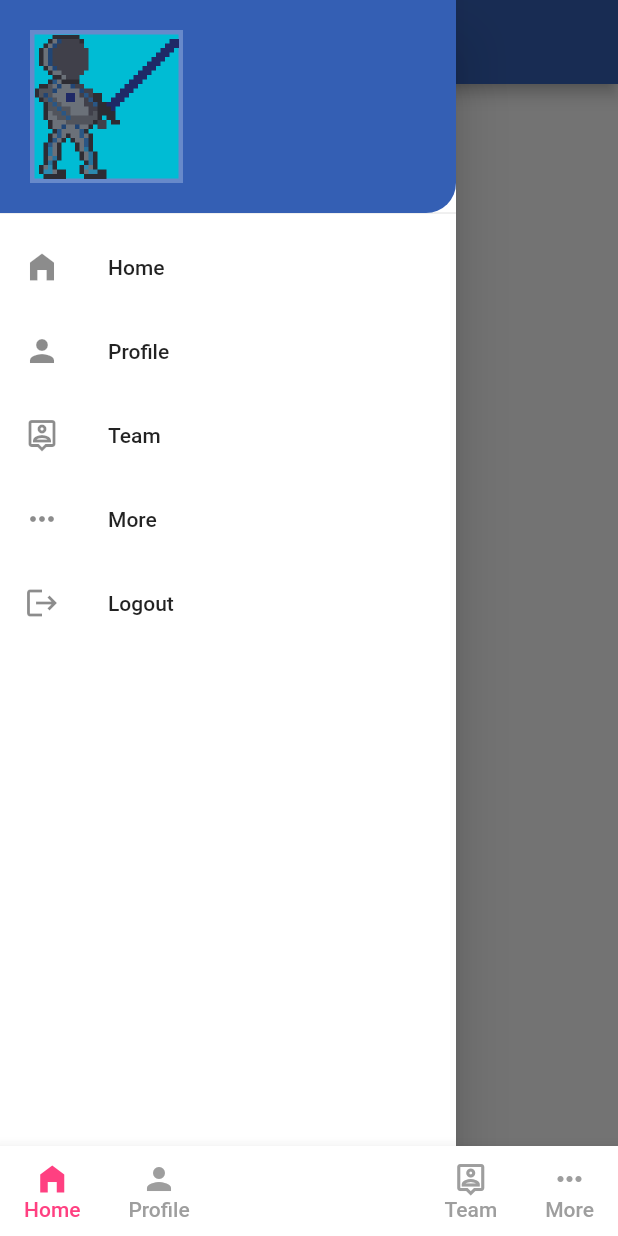
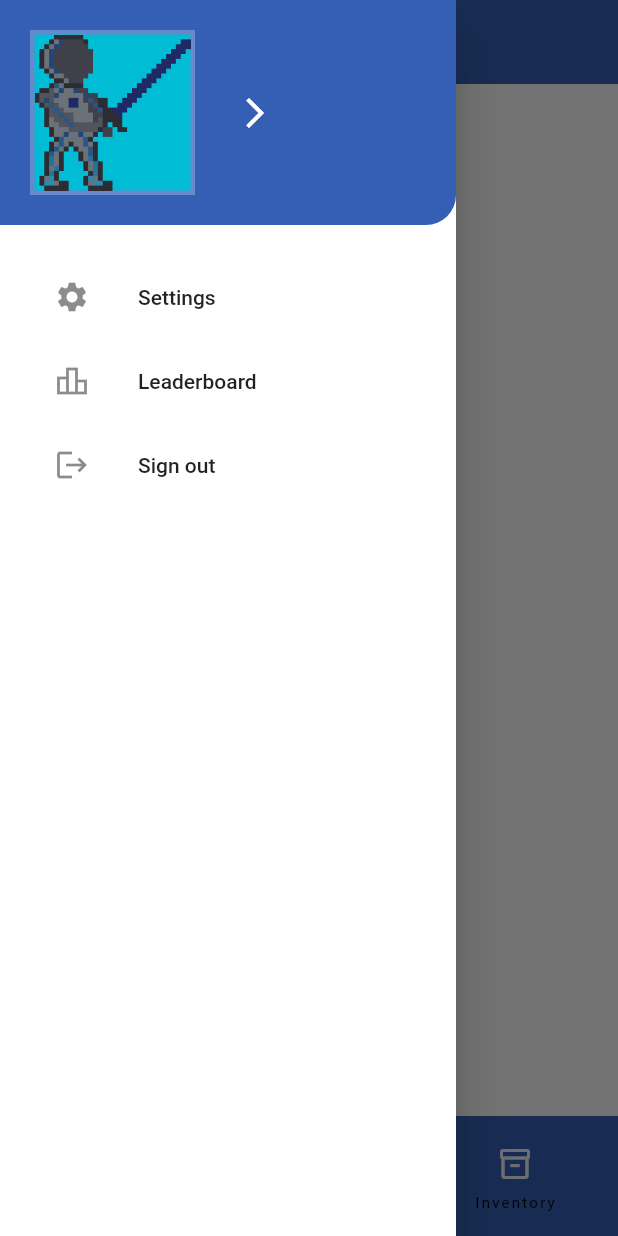
Before and after one commit to RandomnieBukvi/EthA, a Flutter app: the screen it shows once a user with an empty profile is signed in, with the side drawer open, on a phone screen of 412 x 824 dp. Run offline on Flutter 3.47's test engine with Material 2 defaults, Android fonts, the phone set to English and light mode, and no system bars; our stand-ins replace firebase_auth, firebase_core, firebase_database, shared_preferences; accounts and stored records are empty.

Commit message:
Edit complete

```diff
--- a/lib/screens/FabTabs.dart
+++ b/lib/screens/FabTabs.dart
@@ -1,11 +1,12 @@
 import 'package:firebase_auth/firebase_auth.dart';
-import 'package:lets_go/screens/quiz/home.dart';
-import 'package:lets_go/screens/more.dart';
+import 'package:lets_go/constans.dart';
+import 'package:lets_go/screens/inventory.dart';
+import 'package:lets_go/screens/map.dart';
 import 'package:lets_go/screens/profile.dart';
-import 'package:lets_go/screens/team.dart';
 import 'package:flutter/material.dart';
-import 'package:lets_go/screens/Play.dart';
 import 'package:lets_go/Auth.dart';
+import 'package:lets_go/screens/weapons.dart';
+import 'package:lets_go/sidemenu.dart';
 
 class Fabs extends StatelessWidget {
   Fabs({Key? key}) : super(key: key);
@@ -36,166 +37,48 @@ class FabTabs extends StatefulWidget {
 class _FabTabsState extends State<FabTabs> {
   int currentIndex = 0;
 
-  void onItemTapped(int index) {
-    setState(() {
-      widget.selectedIndex = index;
-      currentIndex = widget.selectedIndex;
-    });
-  }
-
   @override
   void initState() {
-    onItemTapped(widget.selectedIndex);
+    currentIndex = widget.selectedIndex;
     // TODO: implement initState
     super.initState();
   }
 
-  final List<Widget> pages = [Home(), MyProfileScreen(), Team(), More()];
+  final List<Widget> pages = [GameMap(), Weapons(), Inventory()];
 
   final PageStorageBucket bucket = PageStorageBucket();
 
   @override
   Widget build(BuildContext context) {
-    Widget currentScreen = currentIndex == 0
-        ? Home()
-        : currentIndex == 1
-            ? MyProfileScreen()
-            : currentIndex == 2
-                ? Team()
-                : currentIndex == 3
-                    ? More()
-                    : Play();
+    Widget currentScreen = pages[currentIndex];
     return Scaffold(
+      appBar: AppBar(
+        elevation: 0,
+      ),
+      drawer: SideMenu(),
       body: PageStorage(
         child: currentScreen,
         bucket: bucket,
       ),
-      bottomNavigationBar: BottomAppBar(
-        shape: CircularNotchedRectangle(),
-        notchMargin: 10,
-        child: Container(
-          height: 60,
-          child: Row(
-            mainAxisAlignment: MainAxisAlignment.spaceBetween,
-            children: [
-              Row(
-                crossAxisAlignment: CrossAxisAlignment.start,
-                children: [
-                  MaterialButton(
-                    minWidth: 50,
-                    onPressed: () {
-                      setState(() {
-                        currentScreen = Home();
-                        currentIndex = 0;
-                      });
-                    },
-                    child: Column(
-                      mainAxisAlignment: MainAxisAlignment.center,
-                      children: [
-                        Icon(
-                          Icons.home_filled,
-                          color: currentIndex == 0
-                              ? Colors.pinkAccent
-                              : Colors.grey,
-                        ),
-                        Text(
-                          "Home",
-                          style: TextStyle(
-                              color: currentIndex == 0
-                                  ? Colors.pinkAccent
-                                  : Colors.grey),
-                        )
-                      ],
-                    ),
-                  ),
-                  MaterialButton(
-                    minWidth: 50,
-                    onPressed: () {
-                      setState(() {
-                        currentScreen = MyProfileScreen();
-                        currentIndex = 1;
-                      });
-                    },
-                    child: Column(
-                      mainAxisAlignment: MainAxisAlignment.center,
-                      children: [
-                        Icon(
-                          Icons.person,
-                          color: currentIndex == 1
-                              ? Colors.blueAccent
-                              : Colors.grey,
-                        ),
-                        Text(
-                          "Profile",
-                          style: TextStyle(
-                              color: currentIndex == 1
-                                  ? Colors.blueAccent
-                                  : Colors.grey),
-                        )
-                      ],
-                    ),
-                  )
-                ],
-              ),
-              Row(
-                crossAxisAlignment: CrossAxisAlignment.start,
-                children: [
-                  MaterialButton(
-                    minWidth: 50,
-                    onPressed: () {
-                      setState(() {
-                        currentScreen = Team();
-                        currentIndex = 2;
-                      });
-                    },
-                    child: Column(
-                      mainAxisAlignment: MainAxisAlignment.center,
-                      children: [
-                        Icon(
-                          Icons.person_pin_outlined,
-                          color: currentIndex == 2 ? Colors.blue : Colors.grey,
-                        ),
-                        Text(
-                          "Team",
-                          style: TextStyle(
-                              color: currentIndex == 2
-                                  ? Colors.blue
-                                  : Colors.grey),
-                        )
-                      ],
-                    ),
-                  ),
-                  MaterialButton(
-                    minWidth: 50,
-                    onPressed: () {
-                      setState(() {
-                        currentScreen = More();
-                        currentIndex = 3;
-                      });
-                    },
-                    child: Column(
-                      mainAxisAlignment: MainAxisAlignment.center,
-                      children: [
-                        Icon(
-                          Icons.more_horiz_outlined,
-                          color: currentIndex == 3
-                              ? Colors.orangeAccent
-                              : Colors.grey,
-                        ),
-                        Text(
-                          "More",
-                          style: TextStyle(
-                              color: currentIndex == 3
-                                  ? Colors.orangeAccent
-                                  : Colors.grey),
-                        )
-                      ],
-                    ),
-                  )
-                ],
-              )
-            ],
+      bottomNavigationBar: NavigationBarTheme(
+        data: NavigationBarThemeData(
+          backgroundColor: kPrimaryColor,
+          indicatorColor: Colors.white70,
           ),
+        child: NavigationBar(
+          selectedIndex: currentIndex,
+          onDestinationSelected: (index) {
+            setState(() {
+              currentIndex = index;
+            });
+          },
+          destinations: [
+            NavigationDestination(icon: Icon(Icons.map_outlined,color: Color.fromARGB(230, 255, 255, 255),), selectedIcon: Icon(Icons.map_outlined, color: Colors.black,),label: 'Map'),
+            NavigationDestination(
+                icon: Icon(Icons.calculate,color: Color.fromARGB(230, 255, 255, 255),), selectedIcon: Icon(Icons.calculate,color: Colors.black,), label: 'Weapons'),
+            NavigationDestination(
+                icon: Icon(Icons.inventory_2_outlined,color: Color.fromARGB(230, 255, 255, 255),), selectedIcon: Icon(Icons.inventory_2_outlined,color: Colors.black,), label: 'Inventory'),
+          ],
         ),
       ),
     );
--- /dev/null
+++ b/lib/screens/inventory.dart
@@ -0,0 +1,12 @@
+import 'package:flutter/material.dart';
+
+class Inventory extends StatelessWidget {
+  const Inventory({super.key});
+
+  @override
+  Widget build(BuildContext context) {
+    return Center(
+      child: Text("Inventory"),
+    );
+  }
+}
--- /dev/null
+++ b/lib/screens/leader_board.dart
@@ -0,0 +1,14 @@
+import 'package:flutter/material.dart';
+
+class LeaderBoard extends StatelessWidget {
+  const LeaderBoard({super.key});
+
+  @override
+  Widget build(BuildContext context) {
+    return Scaffold(
+      body: Center(
+        child: Text("Leader Board"),
+      ),
+    );
+  }
+}
--- /dev/null
+++ b/lib/screens/map.dart
@@ -0,0 +1,12 @@
+import 'package:flutter/material.dart';
+
+class GameMap extends StatelessWidget {
+  const GameMap({super.key});
+
+  @override
+  Widget build(BuildContext context) {
+    return Center(
+      child: Text("Map"),
+    );
+  }
+}
--- a/lib/screens/more.dart
+++ /dev/null
@@ -1,31 +0,0 @@
-import 'package:lets_go/sidemenu.dart';
-import 'package:flutter/material.dart';
-
-class More extends StatefulWidget {
-  const More({Key? key}) : super(key: key);
-
-  @override
-  State<More> createState() => _HomeState();
-}
-
-class _HomeState extends State<More> {
-  @override
-  Widget build(BuildContext context) {
-    return Scaffold(
-      drawer: SideMenu(),
-      appBar: AppBar(
-        title: Text("More"),
-      ),
-      body: Center(
-        child: Column(
-          mainAxisAlignment: MainAxisAlignment.center,
-          children: <Widget>[
-            const Text(
-              'MORE',style: TextStyle(fontSize: 40),
-            ),
-          ],
-        ),
-      ), // This trailing comma makes auto-formatting nicer for build methods.
-    );
-  }
-}
--- a/lib/screens/quiz/home.dart
+++ /dev/null
@@ -1,31 +0,0 @@
-import 'package:lets_go/sidemenu.dart';
-import 'package:flutter/material.dart';
-
-class Home extends StatefulWidget {
-  const Home({Key? key}) : super(key: key);
-
-  @override
-  State<Home> createState() => _HomeState();
-}
-
-class _HomeState extends State<Home> {
-  @override
-  Widget build(BuildContext context) {
-    return Scaffold(
-      drawer: SideMenu(),
-      appBar: AppBar(
-        title: Text("Home"),
-      ),
-      body: Center(
-        child: Column(
-          mainAxisAlignment: MainAxisAlignment.center,
-          children: <Widget>[
-            const Text(
-              'PROFILE',style: TextStyle(fontSize: 40),
-            ),
-          ],
-        ),
-      ), // This trailing comma makes auto-formatting nicer for build methods.
-    );
-  }
-}
--- /dev/null
+++ b/lib/screens/settings.dart
@@ -0,0 +1,14 @@
+import 'package:flutter/material.dart';
+
+class GameSettings extends StatelessWidget {
+  const GameSettings({super.key});
+
+  @override
+  Widget build(BuildContext context) {
+    return Scaffold(
+      body: Center(
+        child: Text("Settings"),
+      ),
+    );
+  }
+}
--- a/lib/screens/team.dart
+++ /dev/null
@@ -1,31 +0,0 @@
-import 'package:lets_go/sidemenu.dart';
-import 'package:flutter/material.dart';
-
-class Team extends StatefulWidget {
-  const Team({Key? key}) : super(key: key);
-
-  @override
-  State<Team> createState() => _HomeState();
-}
-
-class _HomeState extends State<Team> {
-  @override
-  Widget build(BuildContext context) {
-    return Scaffold(
-      drawer: SideMenu(),
-      appBar: AppBar(
-        title: Text("Team"),
-      ),
-      body: Center(
-        child: Column(
-          mainAxisAlignment: MainAxisAlignment.center,
-          children: <Widget>[
-            const Text(
-              'TEAM', style: TextStyle(fontSize: 40),
-            ),
-          ],
-        ),
-      ), // This trailing comma makes auto-formatting nicer for build methods.
-    );
-  }
-}
--- /dev/null
+++ b/lib/screens/weapons.dart
@@ -0,0 +1,12 @@
+import 'package:flutter/material.dart';
+
+class Weapons extends StatelessWidget {
+  const Weapons({super.key});
+
+  @override
+  Widget build(BuildContext context) {
+    return Center(
+      child: Text("Weapons"),
+    );
+  }
+}
--- a/lib/sidemenu.dart
+++ b/lib/sidemenu.dart
@@ -1,6 +1,9 @@
 import 'package:firebase_auth/firebase_auth.dart';
 import 'package:lets_go/screens/FabTabs.dart';
 import 'package:flutter/material.dart';
+import 'package:lets_go/screens/leader_board.dart';
+import 'package:lets_go/screens/profile.dart';
+import 'package:lets_go/screens/settings.dart';
 import 'package:lets_go/shared_prefs.dart';
 
 import 'constans.dart';
@@ -22,105 +25,81 @@ class _SideMenuState extends State<SideMenu> {
           SizedBox(
             height: 150,
             child: GestureDetector(
-              onTap: (){
-                Navigator.pushReplacement(
-                    context,
-                    MaterialPageRoute(
-                        builder: (context) => FabTabs(selectedIndex: 1)));
-              },
-              child: DrawerHeader(
-                padding: EdgeInsets.all(20),
+              onTap: () => Navigator.push(context,
+                  MaterialPageRoute(builder: (context) => MyProfileScreen())),
+              child: Container(
+                padding: EdgeInsets.only(
+                  top: MediaQuery.of(context).padding.top + 20,
+                  right: 20,
+                  left: 20,
+                  bottom: 20,
+                ),
                 decoration: BoxDecoration(
                   borderRadius: BorderRadius.only(
-                    //bottomLeft: Radius.circular(20.0),
                     bottomRight: Radius.circular(20.0),
                   ),
                   color: kPrimaryColor,
-                  /*image: DecorationImage(
-                        fit: BoxFit.fill, image: AssetImage('assets/bg.jpeg')
-                    )*/
                 ),
                 child: Row(
                   mainAxisAlignment: MainAxisAlignment.start,
                   children: [
                     Container(
-                    decoration: BoxDecoration(color: Colors.cyan,
-                      border: Border.all(
-                        width: 3,
-                        color: kSecondaryColor
+                      decoration: BoxDecoration(
+                        color: Colors.cyan,
+                        border: Border.all(width: 3, color: kSecondaryColor),
                       ),
-                      ),
-
                       child: Image.asset('assets/images/MAIN CHARECTER1.png'),
                     ),
                     kWidthSizedBox,
                     Flexible(
                       child: FittedBox(
                         fit: BoxFit.fitWidth,
-                      child: user.displayName == null ? CircularProgressIndicator(color: kTextBlackColor,) : Text(
+                        child: user.displayName == null
+                            ? CircularProgressIndicator(
+                                color: kTextBlackColor,
+                              )
+                            : Text(
                                 user.displayName!,
                                 style: TextStyle(
-                            fontWeight: FontWeight.bold, fontSize: 25, color: Colors.white),
+                                    fontWeight: FontWeight.bold,
+                                    fontSize: 25,
+                                    color: Colors.white),
                               ),
                       ),
-                  )
+                    ),
+                    kWidthSizedBox,
+                    Icon(Icons.arrow_forward_ios,color: Colors.white,)
                   ],
                 ),
               ),
             ),
           ),
+          Padding(
+            padding: EdgeInsets.all(20),
+            child: Column(
+              children: [
                 ListTile(
-            leading: Icon(Icons.home_filled),
-            title: Text("Home"),
-            onTap: () => {
-              Navigator.pushReplacement(
-                  context,
-                  MaterialPageRoute(
-                      builder: (context) => FabTabs(selectedIndex: 0)))
-            },
-          ),
+                    leading: Icon(Icons.settings),
+                    title: Text("Settings"),
+                    onTap: () => Navigator.of(context).push(MaterialPageRoute(
+                        builder: (context) => GameSettings()))),
                 ListTile(
-            leading: Icon(Icons.person),
-            title: Text("Profile"),
-            onTap: () => {
-              Navigator.pushReplacement(
-                  context,
-                  MaterialPageRoute(
-                      builder: (context) => FabTabs(selectedIndex: 1)))
-            },
-          ),
-          ListTile(
-            leading: Icon(Icons.person_pin_outlined),
-            title: Text("Team"),
-            onTap: () => {
-              Navigator.pushReplacement(
-                  context,
-                  MaterialPageRoute(
-                      builder: (context) => FabTabs(selectedIndex: 2)))
-            },
-          ),
-          ListTile(
-            leading: Icon(Icons.more_horiz_outlined),
-            title: Text("More"),
-            onTap: () => {
-              Navigator.pushReplacement(
-                  context,
-                  MaterialPageRoute(
-                      builder: (context) => FabTabs(selectedIndex: 3)))
-            },
-          ),
+                    leading: Icon(Icons.leaderboard_outlined),
+                    title: Text("Leaderboard"),
+                    onTap: () => Navigator.of(context).push(MaterialPageRoute(
+                        builder: (context) => LeaderBoard()))),
                 ListTile(
                   leading: Icon(Icons.logout),
-            title: Text("Logout"),
+                  title: Text("Sign out"),
                   onTap: () {
-              // Navigator.pushNamedAndRemoveUntil(
-              //     context, '/register', (route) => false);
                     FirebaseAuth.instance.signOut();
                     Navigator.pushNamedAndRemoveUntil(
                         context, '/', (route) => false);
-              SharedPrefs().clear();
                   },
                 )
+              ],
+            ),
+          ),
         ],
       ),
     );
```
Also changed, not shown: lib/screens/Play.dart (deleted, +0 -175 lines), lib/screens/profile.dart (+7 -7 lines), lib/screens/quiz/question_model.dart (deleted, +0 -58 lines). Lines whose indentation alone changed are shown as unchanged.
